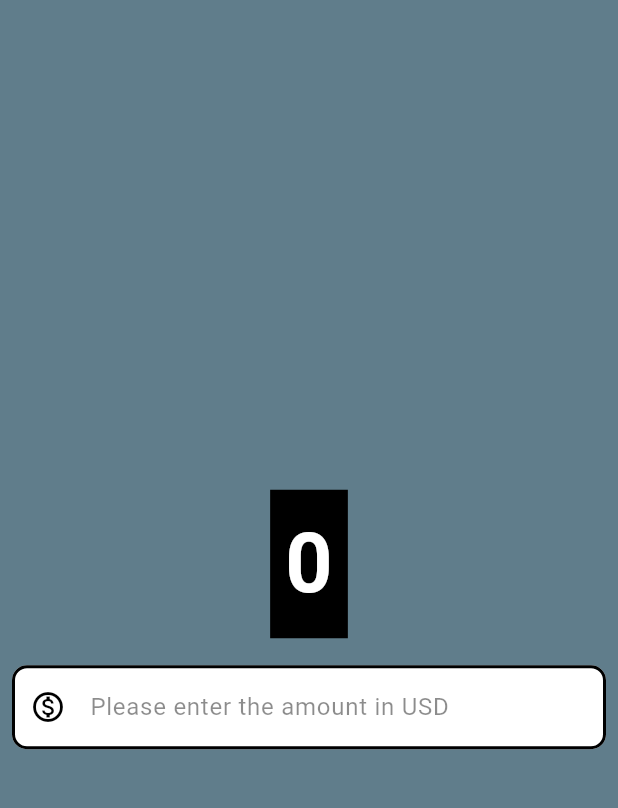
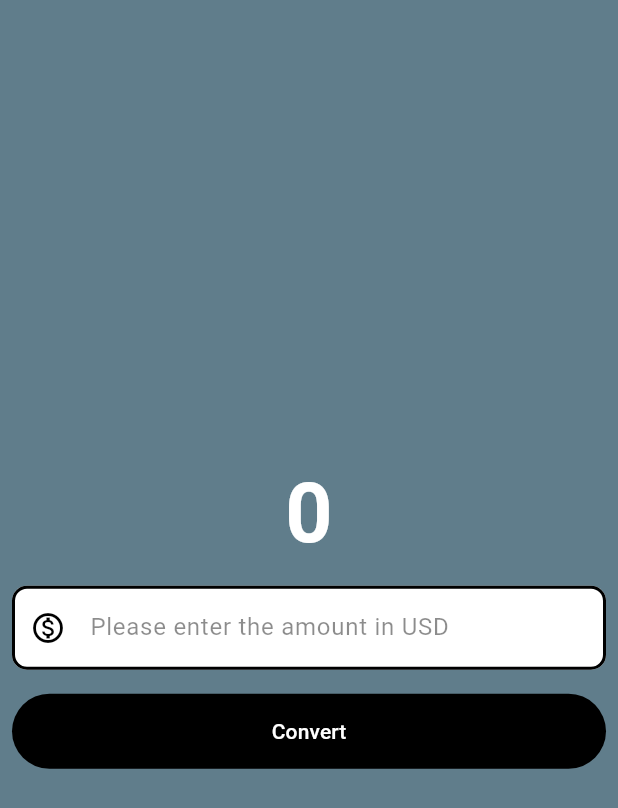
Before and after one commit to adityaashinde/Currency-Converter-App, a Flutter app: the screen it shows after launch, on a phone screen of 412 x 824 dp. Shown: the top 808 px of the screen. Run offline on Flutter 3.47's test engine with Material 3 defaults, Android fonts, the phone set to English and light mode, and no system bars.

Commit message:
Update cc_material_page.dart

```diff
--- a/lib/cc_material_page.dart
+++ b/lib/cc_material_page.dart
@@ -1,3 +1,4 @@
+import 'package:flutter/foundation.dart';
 import 'package:flutter/material.dart';
 
 class CurrencyConverterMaterialPage extends StatelessWidget {
@@ -19,17 +20,12 @@ class CurrencyConverterMaterialPage extends StatelessWidget {
         child: Column(
           mainAxisAlignment: MainAxisAlignment.center,
           children: [
-            Container(
-              padding: const EdgeInsets.all(10),
-              margin: const EdgeInsets.all(10),
-              color: Colors.black,
-              child: const Text(
-                "0",
-                style: TextStyle(
-                  fontWeight: FontWeight.bold,
-                  fontSize: 55,
-                  color: Colors.white,
-                ),
+            const Text(
+              "0",
+              style: TextStyle(
+                fontWeight: FontWeight.bold,
+                fontSize: 55,
+                color: Colors.white,
               ),
             ),
             // Padding
@@ -55,6 +51,26 @@ class CurrencyConverterMaterialPage extends StatelessWidget {
                 ),
               ),
             ),
+            // Button
+            Padding(
+              padding: const EdgeInsets.all(8.0),
+              child: TextButton(
+                onPressed: () {
+                  // debug, release, profile
+                  if (kDebugMode) {
+                    print("Button clicked");
+                  }
+                },
+                style: const ButtonStyle(
+                  backgroundColor: MaterialStatePropertyAll(Colors.black),
+                  foregroundColor: MaterialStatePropertyAll(Colors.white),
+                  minimumSize: MaterialStatePropertyAll(
+                    Size(double.infinity, 50),
+                  ),
+                ),
+                child: const Text("Convert"),
+              ),
+            ),
           ],
         ),
       ),
```
